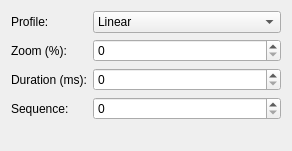
Old version of the form plugins/presentationviewportshape/PresentationViewPortConfigWidget.ui in the repository KDE/calligra.
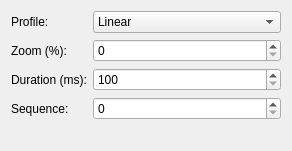
New version of the form. Custom widgets are drawn as their Qt base class.

Commit message: Minimum, maximum and step values set for spin boxes in the tool options widget

Diff of the .ui file:
```diff
--- a/plugins/presentationviewportshape/PresentationViewPortConfigWidget.ui
+++ b/plugins/presentationviewportshape/PresentationViewPortConfigWidget.ui
@@ -97,7 +97,17 @@
     </widget>
    </item>
    <item row="2" column="1">
-    <widget class="KIntSpinBox" name="duration"/>
+    <widget class="KIntSpinBox" name="duration">
+     <property name="minimum">
+      <number>100</number>
+     </property>
+     <property name="maximum">
+      <number>10000</number>
+     </property>
+     <property name="singleStep">
+      <number>100</number>
+     </property>
+    </widget>
    </item>
    <item row="3" column="0">
     <widget class="QLabel" name="label_2">
```
Left out of the diff: 15 changed lines with no effect on the pictures. The commit also changes 1 other file.
